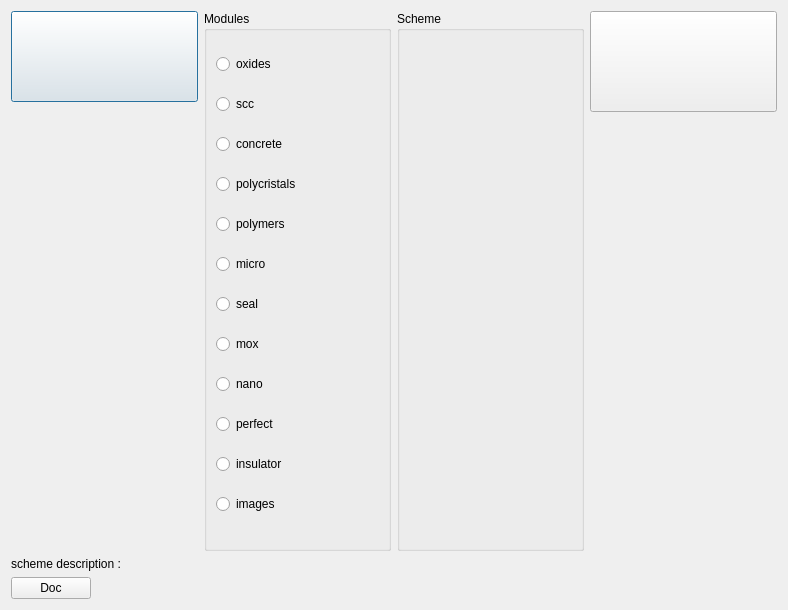
The window that UiQT4/desChoixMap.ui (SalomePlatform/eficas_tools) describes before a commit, drawn with Qt 5.
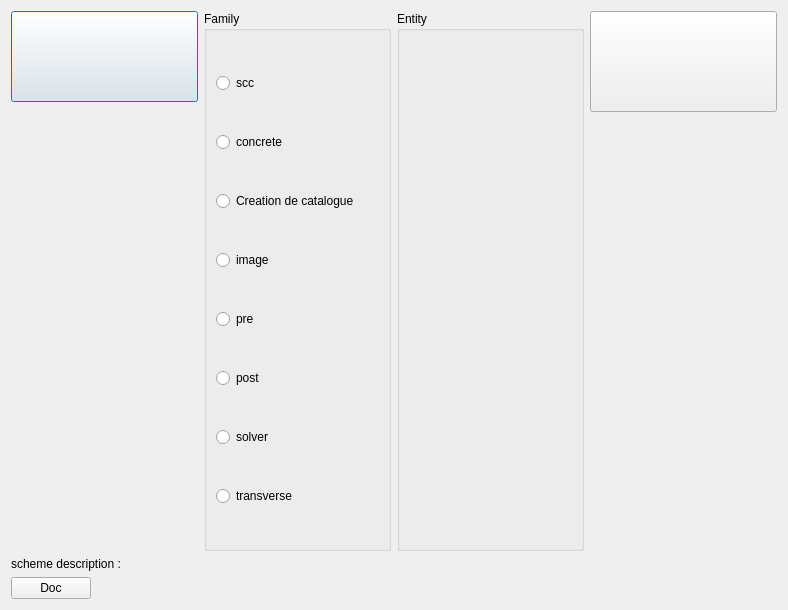
The same window after the commit. Icons and pictures are not drawn.

Patch:
```diff
--- a/UiQT4/desChoixMap.ui
+++ b/UiQT4/desChoixMap.ui
@@ -62,90 +62,62 @@
      <item>
       <widget class="QGroupBox" name="groupBoxModule">
        <property name="title">
-        <string>Modules</string>
+        <string>Family</string>
        </property>
-       <layout class="QGridLayout" name="gridLayout_2">
-        <item row="0" column="0">
+       <layout class="QVBoxLayout" name="verticalLayout">
+        <item>
          <widget class="QRadioButton" name="RBM1">
           <property name="text">
-           <string>oxides</string>
-          </property>
-         </widget>
-        </item>
-        <item row="1" column="0">
-         <widget class="QRadioButton" name="RBM2">
-          <property name="text">
            <string>scc</string>
           </property>
          </widget>
         </item>
-        <item row="2" column="0">
-         <widget class="QRadioButton" name="RBM3">
+        <item>
+         <widget class="QRadioButton" name="RBM2">
           <property name="text">
            <string>concrete</string>
           </property>
          </widget>
         </item>
-        <item row="3" column="0">
+        <item>
+         <widget class="QRadioButton" name="RBM3">
+          <property name="text">
+           <string>Creation de catalogue</string>
+          </property>
+         </widget>
+        </item>
+        <item>
          <widget class="QRadioButton" name="RBM4">
           <property name="text">
-           <string>polycristals</string>
+           <string>image</string>
           </property>
          </widget>
         </item>
-        <item row="4" column="0">
+        <item>
          <widget class="QRadioButton" name="RBM5">
           <property name="text">
-           <string>polymers</string>
+           <string>pre</string>
           </property>
          </widget>
         </item>
-        <item row="5" column="0">
+        <item>
          <widget class="QRadioButton" name="RBM6">
           <property name="text">
-           <string>micro</string>
+           <string>post</string>
           </property>
          </widget>
         </item>
-        <item row="6" column="0">
+        <item>
          <widget class="QRadioButton" name="RBM7">
           <property name="text">
-           <string>seal</string>
+           <string>solver</string>
           </property>
          </widget>
         </item>
-        <item row="7" column="0">
+        <item>
          <widget class="QRadioButton" name="RBM8">
           <property name="text">
-           <string>mox</string>
-          </property>
-         </widget>
-        </item>
-        <item row="8" column="0">
-         <widget class="QRadioButton" name="RBM9">
-          <property name="text">
-           <string>nano</string>
-          </property>
-         </widget>
-        </item>
-        <item row="9" column="0">
-         <widget class="QRadioButton" name="RBM12">
-          <property name="text">
-           <string>perfect</string>
-          </property>
-         </widget>
-        </item>
-        <item row="10" column="0">
-         <widget class="QRadioButton" name="RBM10">
-          <property name="text">
-           <string>insulator</string>
-          </property>
-         </widget>
-        </item>
-        <item row="11" column="0">
-         <widget class="QRadioButton" name="RBM11">
-          <property name="text">
-           <string>images</string>
+           <string>transverse</string>
           </property>
          </widget>
         </item>
@@ -155,7 +127,7 @@
      <item>
       <widget class="QGroupBox" name="groupBoxScheme">
        <property name="title">
-        <string>Scheme</string>
+        <string>Entity</string>
        </property>
       </widget>
      </item>
```
